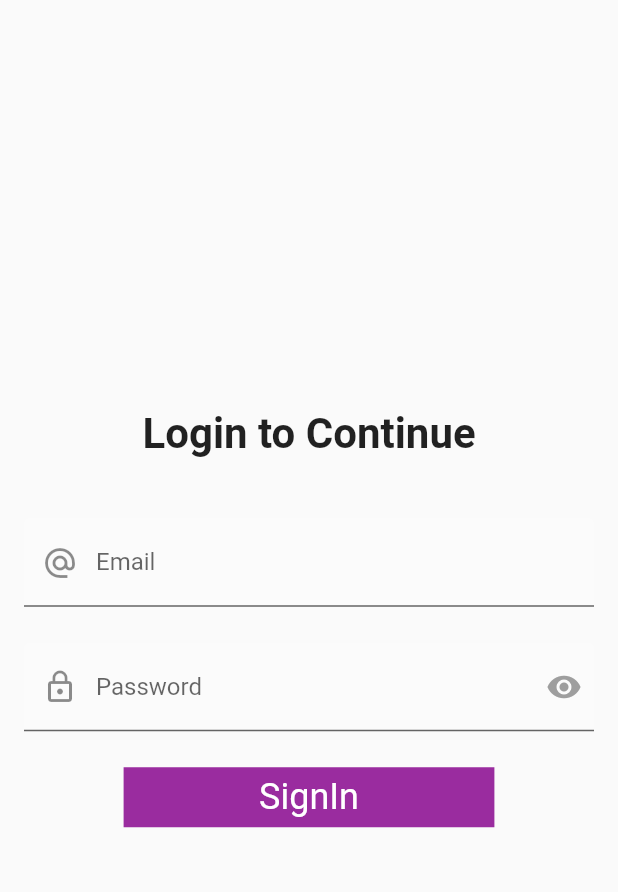
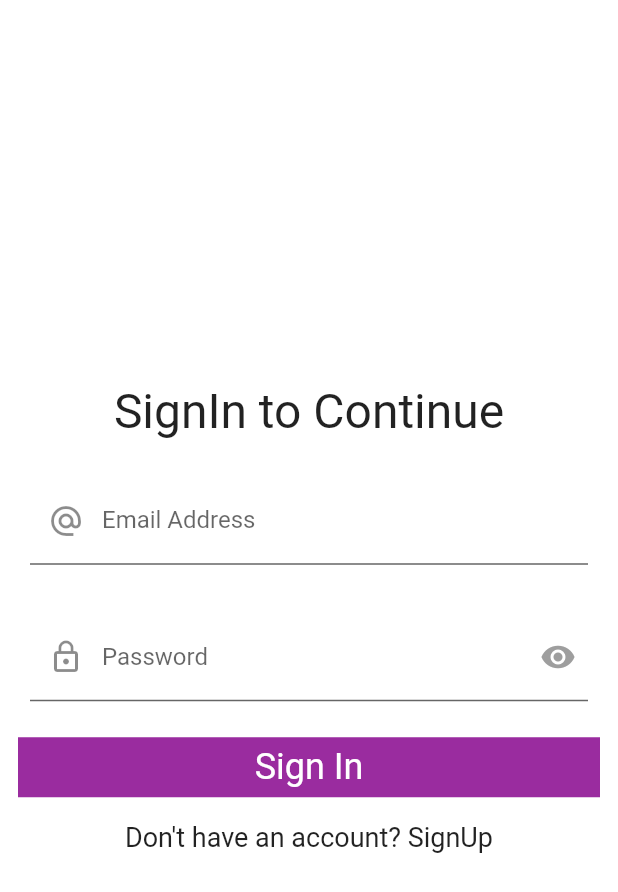
Before and after one commit to iamrafehdev/reqres_users, a Flutter app: the screen it shows after launch, on a phone screen of 412 x 824 dp. Shown: the top 892 px of the screen. Run offline on Flutter 3.47's test engine with Material 2 defaults, Android fonts, the phone set to English and light mode, and no system bars; our stand-ins replace cached_network_image, date_format, dio, get, image_cropper, image_picker and 2 more; missing offline and left inert: fialogs.

Commit message:
complete signIn & signUp

```diff
--- a/lib/config/dio/interceptors.dart
+++ b/lib/config/dio/interceptors.dart
@@ -1,6 +1,6 @@
 import 'package:dio/dio.dart';
 import 'package:flutter/cupertino.dart';
-import 'package:reqres_users/config/funx/shared_preferences/shared_preferences.dart';
+import 'package:reqres_users/config/fun_x/shared_preferences/shared_preferences.dart';
 import 'package:reqres_users/config/keys/headers.dart';
 import 'package:reqres_users/config/keys/pref_keys.dart';
 import 'package:reqres_users/config/logger/app_logger.dart';
--- a/lib/config/funx/form_validator/validator.dart
+++ b/lib/config/fun_x/form_validator/validator.dart
@@ -1,5 +1,5 @@
 import 'package:flutter/material.dart';
-import 'package:reqres_users/config/funx/form_validator/patterns.dart';
+import 'package:reqres_users/config/fun_x/form_validator/patterns.dart';
 
 /// form field validator
 class Validator {
--- a/lib/config/funx/functions/extensions.dart
+++ b/lib/config/fun_x/functions/extensions.dart
@@ -1,6 +1,6 @@
 import 'package:flutter/material.dart';
 import 'package:intl/intl.dart';
-import 'package:reqres_users/config/funx/functions/date_time.dart';
+import 'package:reqres_users/config/fun_x/functions/date_time.dart';
 
 /// String extension functions
 extension StringExtensions on String {
--- a/lib/screens/auth/sign_in_screen.dart
+++ b/lib/screens/auth/sign_in_screen.dart
@@ -2,6 +2,7 @@ import 'package:flutter/material.dart';
 import 'package:get/get.dart';
 import 'package:reqres_users/config/dio/app_dio.dart';
 import 'package:reqres_users/controllers/auth_controller.dart';
+import 'package:reqres_users/screens/auth/sign_up_screen.dart';
 import 'package:reqres_users/widgets/button/app_button.dart';
 import 'package:reqres_users/widgets/fields/icon_field.dart';
 import 'package:reqres_users/widgets/fields/password_field.dart';
@@ -22,7 +23,6 @@ class _SignInScreenState extends State<SignInScreen> {
   @override
   void initState() {
     super.initState();
-    _authController.logger.init();
     _authController.dio = AppDio(context);
   }
 
@@ -31,41 +31,56 @@ class _SignInScreenState extends State<SignInScreen> {
     return GestureDetector(
       onTap: () => FocusScope.of(context).unfocus(),
       child: Scaffold(
-        body: Form(
+        backgroundColor: Colors.white,
+        body: Center(
+          child: Padding(
+            padding: const EdgeInsets.only(left: 12.0, right: 12),
+            child: SingleChildScrollView(
+              child: Form(
                 key: _loginFormKey,
-          child: Center(
-            child: Padding(
-              padding: const EdgeInsets.all(8.0),
                 child: Column(
-                mainAxisAlignment: MainAxisAlignment.center,
-                crossAxisAlignment: CrossAxisAlignment.center,
                   children: [
-                  AppText(
-                    'Login to Continue',
-                    size: 28.0,
-                    bold: true,
+                    Text(
+                      "SignIn to Continue",
+                      style: TextStyle(fontSize: 32),
                     ),
-                  SizeBoxHeight32(),
+                    SizeBoxHeight16(),
                     AppIconField(
+                      label: "Email Address",
                       controller: _authController.emailController,
-                    label: 'Email',
+                      validator: (value) {
+                        if (value!.isEmpty) return "Required";
+                        return null;
+                      },
                     ),
-                  SizeBoxHeight8(),
+                    SizeBoxHeight16(),
                     AppPasswordField(
+                      label: "Password",
                       controller: _authController.passwordController,
-                    label: 'Password',
+                      validator: (value) {
+                        if (value!.isEmpty) return "Required";
+                        return null;
+                      },
                     ),
                     SizeBoxHeight16(),
                     AppButton(
+                      width: MediaQuery.of(context).size.width,
+                      text: "Sign In",
                       onPressed: () {
                         if (_loginFormKey.currentState!.validate()) {
                           _authController.signIn(context);
                         }
                       },
-                    text: 'SignIn',
-                    width: MediaQuery.of(context).size.width * 0.6,
+                    ),
+                    SizeBoxHeight16(),
+                    InkWell(
+                      onTap: () {
+                        Get.toNamed('/signUp');
+                      },
+                      child: AppText("Don't have an account? SignUp"),
                     ),
                   ],
+                ),
               ),
             ),
           ),
--- a/lib/screens/home_screen.dart
+++ b/lib/screens/home_screen.dart
@@ -11,7 +11,9 @@ class _HomeScreenState extends State<HomeScreen> {
   @override
   Widget build(BuildContext context) {
     return Scaffold(
-      appBar: AppBar(title: Text('Home'),),
+      appBar: AppBar(
+        title: Text('Home'),
+      ),
     );
   }
 }
--- a/lib/widgets/bottom_sheet/app_bottom_sheet.dart
+++ b/lib/widgets/bottom_sheet/app_bottom_sheet.dart
@@ -1,6 +1,6 @@
 import 'package:flutter/cupertino.dart';
 import 'package:flutter/material.dart';
-import 'package:reqres_users/config/funx/functions/extensions.dart';
+import 'package:reqres_users/config/fun_x/functions/extensions.dart';
 
 class AppCupertinoBottomSheet extends StatefulWidget {
   final String? title;
--- a/lib/widgets/dialogs/functions.dart
+++ b/lib/widgets/dialogs/functions.dart
@@ -1,7 +1,7 @@
 import 'package:dio/dio.dart';
 import 'package:fialogs/fialogs.dart';
 import 'package:flutter/material.dart';
-import 'package:reqres_users/config/funx/functions/try_catch.dart';
+import 'package:reqres_users/config/fun_x/functions/try_catch.dart';
 
 notConnectedDialog(BuildContext context) {
   errorDialog(
--- a/lib/widgets/others/profile_image.dart
+++ b/lib/widgets/others/profile_image.dart
@@ -7,7 +7,7 @@ import 'package:flutter/material.dart';
 import 'package:flutter/services.dart';
 import 'package:image_cropper/image_cropper.dart';
 import 'package:image_picker/image_picker.dart';
-import 'package:reqres_users/config/funx/functions/extensions.dart';
+import 'package:reqres_users/config/fun_x/functions/extensions.dart';
 import 'package:reqres_users/resources/app_assets.dart';
 
 class AppProfileImage extends StatefulWidget {
```
Also changed, not shown: lib/config/fun_x/widgets/highlighted_sub_text.dart (renamed from lib/config/funx/widgets/highlighted_text.dart, +10 -8 lines), lib/config/fun_x/widgets/highlighted_text.dart (renamed from lib/config/funx/widgets/highlighted_sub_text.dart, +8 -10 lines), lib/controllers/auth_controller.dart (+25 -9 lines), lib/main.dart (+15 -6 lines), lib/screens/auth/sign_up_screen.dart (+75 -1 lines), lib/config/fun_x/form_validator/patterns.dart (renamed from lib/config/funx/form_validator/patterns.dart), lib/config/fun_x/functions/connectivity.dart (renamed from lib/config/funx/functions/connectivity.dart), lib/config/fun_x/functions/date_time.dart (renamed from lib/config/funx/functions/date_time.dart), lib/config/fun_x/functions/functions.dart (renamed from lib/config/funx/functions/functions.dart), lib/config/fun_x/functions/try_catch.dart (renamed from lib/config/funx/functions/try_catch.dart), lib/config/fun_x/shared_preferences/shared_preferences.dart (renamed from lib/config/funx/shared_preferences/shared_preferences.dart), lib/config/fun_x/widgets/span_function.dart (renamed from lib/config/funx/widgets/span_function.dart). Lines whose indentation alone changed are shown as unchanged.
